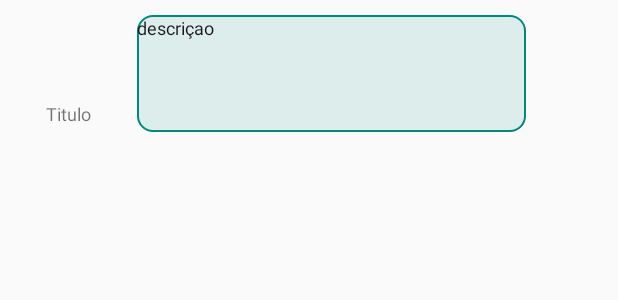
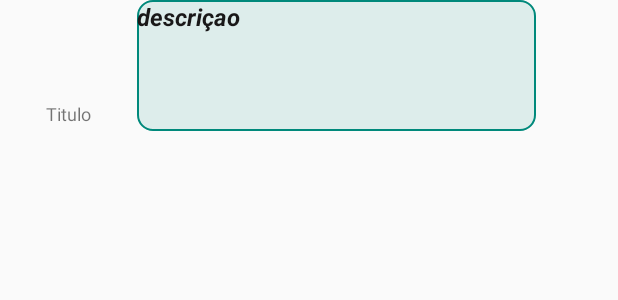
Before and after one commit to kayua/CartoonMovieCreatorAppVesion, an Android app: the layout lista_curso_personalizada.xml on its own in the app's theme, with its tools: preview values and no code run, on a phone screen of 412 x 824 dp. Shown: the top 300 px of the screen. Run offline under Robolectric (Android 15) with nearby library versions, the phone set to English and light mode, and no system bars.

Commit message:
version 1.0.1.1

```diff
--- a/src/main/java/app/mosquito/appmosquito/appmosquito/ui/Message/AdapterCursosPersonalizado.java
+++ b/src/main/java/app/mosquito/appmosquito/appmosquito/ui/Message/AdapterCursosPersonalizado.java
@@ -60,9 +60,9 @@ public class AdapterCursosPersonalizado extends BaseAdapter {
         Categoria categoria = curso.getCategoria();
 
         if (categoria.equals(Categoria.JAVA)) {
-            imagem.setImageResource(R.drawable.icon_mosquito);
+            imagem.setImageResource(R.drawable.icon_casa_verde);
         } else if (categoria.equals(Categoria.ANDROID)) {
-            imagem.setImageResource(R.drawable.android);
+            imagem.setImageResource(R.drawable.icone_casa_vermelha);
         } else if (categoria.equals(Categoria.HTML)) {
             imagem.setImageResource(R.drawable.html);
         }
--- a/src/main/res/layout/lista_curso_personalizada.xml
+++ b/src/main/res/layout/lista_curso_personalizada.xml
@@ -36,21 +36,16 @@
         android:layout_gravity="center"
         android:orientation="vertical">
 
-        <LinearLayout
-            android:layout_width="wrap_content"
-            android:layout_height="10dp"
-            android:layout_gravity=""
-            android:orientation="vertical"></LinearLayout>
-
         <TextView
             android:id="@+id/lista_curso_personalizada_descricao"
-            android:layout_width="259dp"
-            android:layout_height="78dp"
+            android:layout_width="match_parent"
+            android:layout_height="87dp"
             android:background="@drawable/gradient_color_msg"
             android:text="descriçao"
 
             android:textColor="#191818"
-            android:textSize="12sp" />
+            android:textSize="16sp"
+            android:textStyle="normal|bold|italic" />
 
     </LinearLayout>
 
```
Also changed, not shown: src/main/java/app/mosquito/appmosquito/appmosquito/ui/Message/MessageFragment.java (+9 -10 lines).
